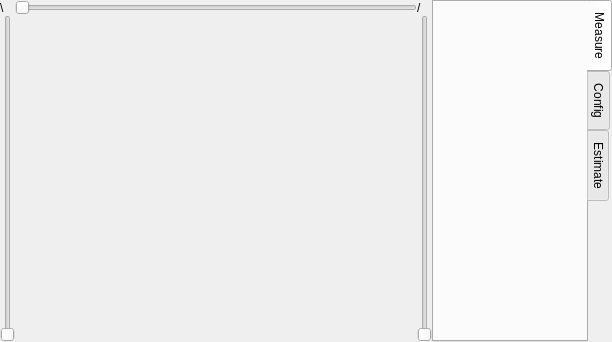
Old version of the form display.ui in the repository anatoltrush/OscillO.
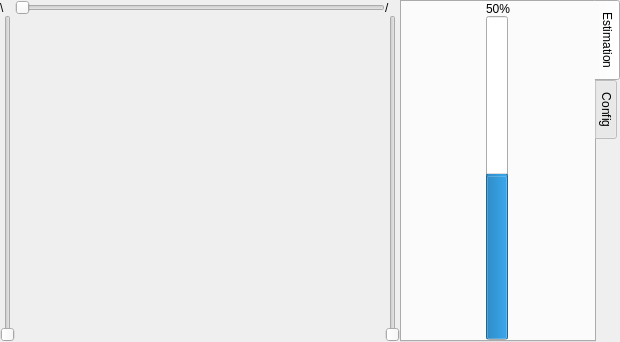
New version of the form. The open tabs and pages were chosen to show the change.

The edit to the form file:
```diff
--- a/display.ui
+++ b/display.ui
@@ -6,7 +6,7 @@
    <rect>
     <x>0</x>
     <y>0</y>
-    <width>612</width>
+    <width>620</width>
     <height>342</height>
    </rect>
   </property>
@@ -87,7 +87,7 @@
     <widget class="QTabWidget" name="tWChannel">
      <property name="maximumSize">
       <size>
-       <width>180</width>
+       <width>220</width>
        <height>16777215</height>
       </size>
      </property>
@@ -99,8 +99,74 @@
      </property>
      <widget class="QWidget" name="tabMeas">
       <attribute name="title">
-       <string>Measure</string>
+       <string>Estimation</string>
       </attribute>
+      <layout class="QGridLayout" name="gridLayout_3">
+       <property name="leftMargin">
+        <number>0</number>
+       </property>
+       <property name="topMargin">
+        <number>0</number>
+       </property>
+       <property name="rightMargin">
+        <number>0</number>
+       </property>
+       <property name="bottomMargin">
+        <number>0</number>
+       </property>
+       <property name="spacing">
+        <number>0</number>
+       </property>
+       <item row="0" column="0">
+        <layout class="QVBoxLayout" name="verticalLayout_3">
+         <property name="spacing">
+          <number>0</number>
+         </property>
+         <property name="sizeConstraint">
+          <enum>QLayout::SetMinimumSize</enum>
+         </property>
+         <item>
+          <widget class="QLabel" name="label">
+           <property name="sizePolicy">
+            <sizepolicy hsizetype="Fixed" vsizetype="Preferred">
+             <horstretch>0</horstretch>
+             <verstretch>0</verstretch>
+            </sizepolicy>
+           </property>
+           <property name="text">
+            <string>50%</string>
+           </property>
+          </widget>
+         </item>
+         <item>
+          <widget class="QProgressBar" name="progressBar">
+           <property name="sizePolicy">
+            <sizepolicy hsizetype="Fixed" vsizetype="Expanding">
+             <horstretch>0</horstretch>
+             <verstretch>0</verstretch>
+            </sizepolicy>
+           </property>
+           <property name="value">
+            <number>50</number>
+           </property>
+           <property name="orientation">
+            <enum>Qt::Vertical</enum>
+           </property>
+          </widget>
+         </item>
+        </layout>
+       </item>
+       <item row="0" column="1">
+        <layout class="QVBoxLayout" name="vLEstim">
+         <property name="spacing">
+          <number>0</number>
+         </property>
+         <property name="sizeConstraint">
+          <enum>QLayout::SetMaximumSize</enum>
+         </property>
+        </layout>
+       </item>
+      </layout>
      </widget>
      <widget class="QWidget" name="tabConf">
       <attribute name="title">
@@ -269,11 +335,6 @@
        </item>
       </layout>
      </widget>
-     <widget class="QWidget" name="tabEstim">
-      <attribute name="title">
-       <string>Estimate</string>
-      </attribute>
-     </widget>
     </widget>
    </item>
   </layout>
```
Left out of the diff: 2 changed lines with no effect on the pictures.
